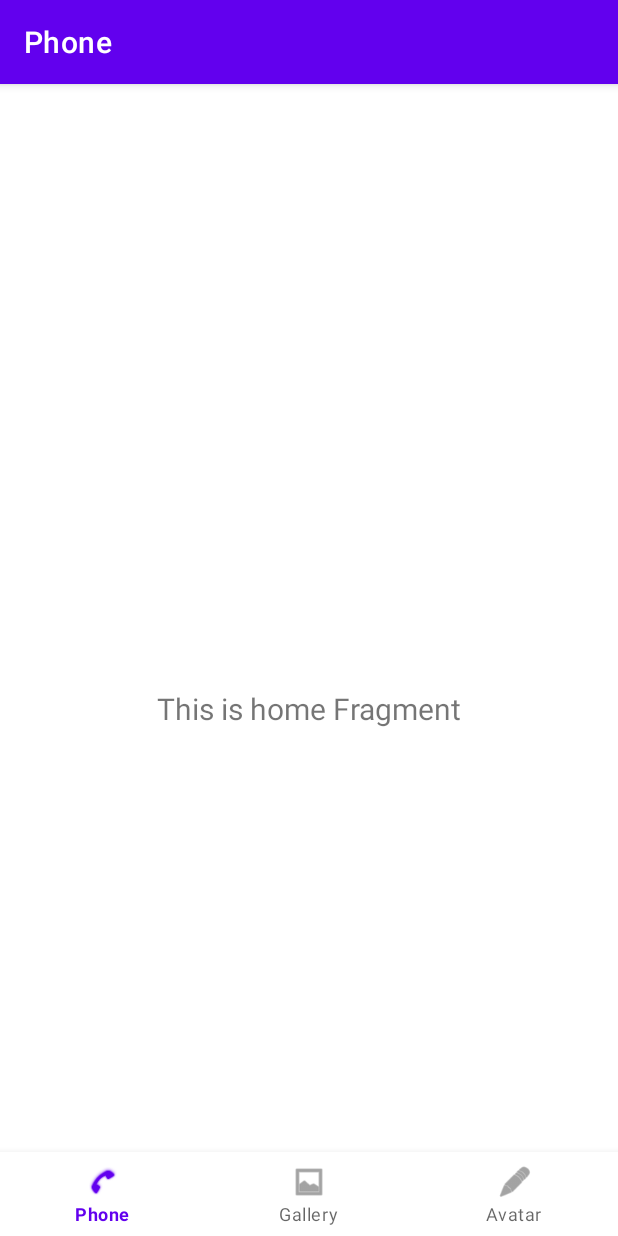
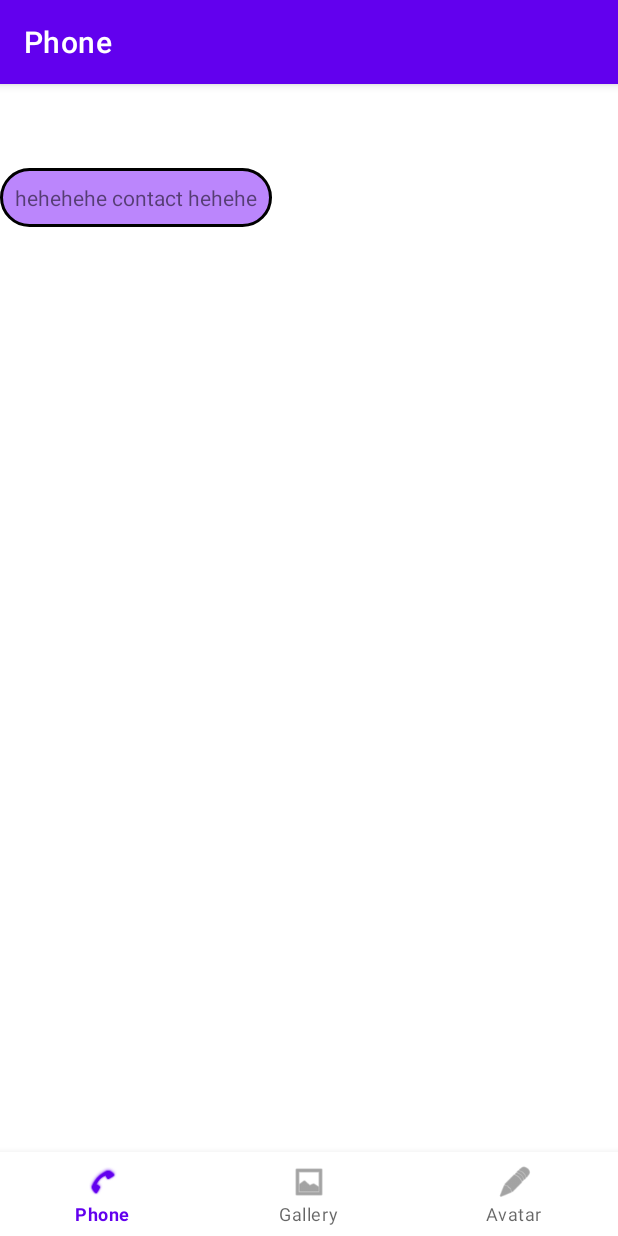
Before and after one commit to sum37/MadCamp_Week1, an Android app: the screen it shows after launch (MainActivity), on a phone screen of 412 x 824 dp. Run offline under Robolectric (Android 15) with nearby library versions, the light colour scheme and no system bars; our stand-ins replace navigation-ui.

Commit message:
before merge

```diff
--- a/app/src/main/java/com/example/week1/ui/Phone/PhoneFragment.kt
+++ b/app/src/main/java/com/example/week1/ui/Phone/PhoneFragment.kt
@@ -9,30 +9,29 @@ import androidx.fragment.app.Fragment
 import androidx.lifecycle.ViewModelProvider
 import com.example.week1.databinding.FragmentPhoneBinding
 
+class PhoneFragment : Fragment() {
 
-class PhoneFragment : Fragment() {
 
     private var _binding: FragmentPhoneBinding? = null
     // This property is only valid between onCreateView and
     // onDestroyView.
+    // FragmentPhoneBinding이 본 페이지에 해당하는 xml 과 이 파일을 연결해주는거임
     private val binding get() = _binding!!
+    override fun onCreateView(
+        inflater: LayoutInflater, // xml layout file을 view 객체로 보여준다
+        container: ViewGroup?, //
+        savedInstanceState: Bundle? // 이전에 저장한 상태 데이터를 사용해 프래그먼트 복제, 화면회전과 같은 상황에서 fragment유지할 수 있음
+    ): View {
 
-  override fun onCreateView(
-    inflater: LayoutInflater,
-    container: ViewGroup?,
-    savedInstanceState: Bundle?
-  ): View {
-    val PhoneViewModel =
+        val view =
             ViewModelProvider(this).get(PhoneViewModel::class.java)
+        // viewModelProvider는 ViewModel을 생성하고 반환한다.
+        _binding = FragmentPhoneBinding.inflate(inflater, container, false)
+        // 여기서 fragment_phone을 view로 보여주는거임
+        val root: View = binding.root
+        // binding.root는 여기서 생성된 FragmentPhoneBinding의 최상위 View를 참조하는겁니다.
 
-    _binding = FragmentPhoneBinding.inflate(inflater, container, false)
-    val root: View = binding.root
-
-    val textView: TextView = binding.textPhone
-    PhoneViewModel.text.observe(viewLifecycleOwner) {
-      textView.text = it
-    }
-    return root
+        return root // binding의 root view를 return 한다.
     }
 
     override fun onDestroyView() {
--- a/app/src/main/java/com/example/week1/ui/Phone/PhoneViewModel.kt
+++ b/app/src/main/java/com/example/week1/ui/Phone/PhoneViewModel.kt
@@ -6,8 +6,10 @@ import androidx.lifecycle.ViewModel
 
 class PhoneViewModel : ViewModel() {
 
-    private val _text = MutableLiveData<String>().apply {
-        value = "This is home Fragment"
-    }
-    val text: LiveData<String> = _text
+//    private val _text = MutableLiveData<String>().apply {
+//        value = "This is home Fragment"
+//    }
+//    val text: LiveData<String> = _text
+
+
 }
--- /dev/null
+++ b/app/src/main/res/drawable/border.xml
@@ -0,0 +1,8 @@
+<?xml version="1.0" encoding="utf-8"?>
+<shape xmlns:android="http://schemas.android.com/apk/res/android">
+    <solid android:color="@color/purple_200"/> <!-- 배경색 -->
+    <stroke android:width="2dp" android:color="#000000"/> <!-- 테두리 색과 두께 -->
+    <corners android:radius="100dp"/> <!-- 테두리의 둥근 정도 -->
+    <padding android:left="10dp" android:top="10dp"
+        android:right="10dp" android:bottom="10dp"/> <!-- 텍스트 패딩 -->
+</shape>
--- a/app/src/main/res/layout/activity_main.xml
+++ b/app/src/main/res/layout/activity_main.xml
@@ -2,6 +2,7 @@
 <androidx.constraintlayout.widget.ConstraintLayout
     xmlns:android="http://schemas.android.com/apk/res/android"
     xmlns:app="http://schemas.android.com/apk/res-auto"
+    xmlns:tools="http://schemas.android.com/tools"
     android:id="@+id/container"
     android:layout_width="match_parent"
     android:layout_height="match_parent"
--- a/app/src/main/res/layout/fragment_phone.xml
+++ b/app/src/main/res/layout/fragment_phone.xml
@@ -7,17 +7,28 @@
     android:layout_height="match_parent"
     tools:context=".ui.Phone.PhoneFragment" >
 
-    <TextView
-        android:id="@+id/text_Phone"
+    <include
+        android:id="@+id/includeTitle"
+        layout="@layout/view_title_bar"
         android:layout_width="match_parent"
         android:layout_height="wrap_content"
-        android:layout_marginStart="8dp"
-        android:layout_marginTop="8dp"
-        android:layout_marginEnd="8dp"
-        android:textAlignment="center"
-        android:textSize="20sp"
-        app:layout_constraintEnd_toEndOf="parent"
-        app:layout_constraintStart_toStartOf="parent"
-        app:layout_constraintTop_toTopOf="parent"
-        app:layout_constraintBottom_toBottomOf="parent" />
+        app:layout_constraintTop_toTopOf="parent" />
+
+    <androidx.recyclerview.widget.RecyclerView
+        android:id="@+id/contactsList"
+        android:layout_width="match_parent"
+        android:layout_height="0dp"
+        android:clipToPadding="false"
+        app:layoutManager="androidx.recyclerview.widget.LinearLayoutManager"
+        app:layout_constraintBottom_toBottomOf="parent"
+        app:layout_constraintTop_toBottomOf="@id/includeTitle" />
+<!--    위에 있는 includeTitle 을 데리고 와서 layout_constraintTop_to 여기에 추가해줬네-->
+
+
+
+
+
+
+
+
 </androidx.constraintlayout.widget.ConstraintLayout>
--- /dev/null
+++ b/app/src/main/res/layout/view_title_bar.xml
@@ -0,0 +1,14 @@
+<?xml version="1.0" encoding="utf-8"?>
+<androidx.constraintlayout.widget.ConstraintLayout xmlns:android="http://schemas.android.com/apk/res/android"
+             android:layout_width="match_parent"
+             android:layout_height="match_parent">
+
+
+    <TextView
+        android:id="@+id/textView"
+        android:layout_width="wrap_content"
+        android:layout_height="wrap_content"
+        android:text="hehehehe contact hehehe"
+        android:background="@drawable/border"
+        />
+</androidx.constraintlayout.widget.ConstraintLayout>
```
Lines whose indentation alone changed are shown as unchanged.
